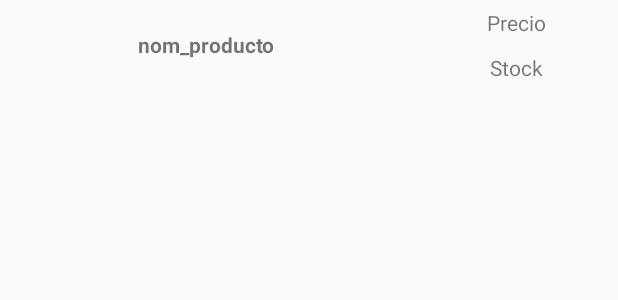
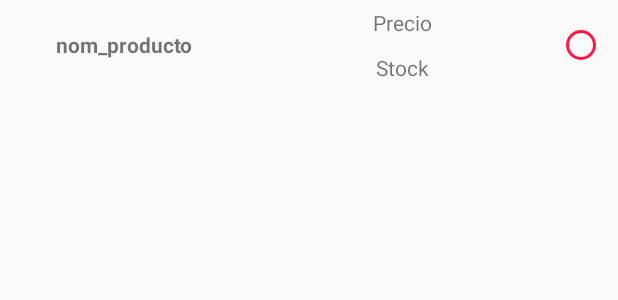
Before and after one commit to unknow1646/CompraApp, an Android app: the layout layout_productos_busqueda.xml on its own in the app's theme, with its tools: preview values and no code run, on a phone screen of 412 x 824 dp. Shown: the top 300 px of the screen. Run offline under Robolectric (Android 15) with nearby library versions, the phone set to English and light mode, and no system bars.

Commit message:
Selectable BusquedaDeProductos OK

```diff
--- a/app/src/main/java/com/example/compraapp/DataBaseHelper.java
+++ b/app/src/main/java/com/example/compraapp/DataBaseHelper.java
@@ -354,6 +354,4 @@ public class DataBaseHelper extends SQLiteOpenHelper {
         }
     }
 
-
-
 }
--- a/app/src/main/res/layout/activity_busqueda_de_productos.xml
+++ b/app/src/main/res/layout/activity_busqueda_de_productos.xml
@@ -24,8 +24,8 @@
         android:layout_marginLeft="8dp"
         android:layout_marginTop="16dp"
         android:ems="10"
+        android:hint="@string/ProductoABuscar"
         android:inputType="textPersonName"
-        android:text="@string/ProductoABuscar"
         app:layout_constraintEnd_toStartOf="@+id/btn_buscar"
         app:layout_constraintStart_toStartOf="parent"
         app:layout_constraintTop_toBottomOf="@+id/txt_BusquedaDeProductos" />
--- a/app/src/main/res/layout/layout_productos_busqueda.xml
+++ b/app/src/main/res/layout/layout_productos_busqueda.xml
@@ -1,44 +1,59 @@
 <?xml version="1.0" encoding="utf-8"?>
-<LinearLayout
-    xmlns:android="http://schemas.android.com/apk/res/android"
+<LinearLayout xmlns:android="http://schemas.android.com/apk/res/android"
     android:layout_width="match_parent"
-    android:layout_height="match_parent"
+    android:layout_height="60dp"
     android:orientation="horizontal"
-    android:weightSum="100"
-    >
+    android:weightSum="100">
 
     <TextView
         android:id="@+id/IL_productoNombre"
         android:layout_width="match_parent"
         android:layout_height="60dp"
-        android:layout_weight="33.3"
+        android:layout_weight="30"
         android:gravity="center"
         android:text="nom_producto"
         android:textAlignment="center"
-        android:textStyle="bold"
-        />
+        android:textStyle="bold" />
 
     <LinearLayout
-        android:orientation="vertical"
         android:layout_width="match_parent"
         android:layout_height="wrap_content"
-        android:layout_weight="66.6">
+        android:layout_weight="25"
+        android:orientation="vertical">
 
         <TextView
+            android:id="@+id/IL_productoPrecio"
             android:layout_width="match_parent"
             android:layout_height="30dp"
             android:gravity="center"
             android:text="Precio"
-            android:id="@+id/IL_productoPrecio"
-            android:textAlignment="center"
-            />
+            android:textAlignment="center" />
+
         <TextView
+            android:id="@+id/IL_precioStock"
             android:layout_width="match_parent"
             android:layout_height="30dp"
             android:gravity="center"
-            android:text="Stock"
-            android:id="@+id/IL_precioStock"
-            />
+            android:text="Stock" />
 
     </LinearLayout>
+
+    <LinearLayout
+        android:layout_width="match_parent"
+        android:layout_height="match_parent"
+        android:layout_weight="45"
+        android:orientation="horizontal">
+
+        <RadioButton
+            android:id="@+id/rb_item_selection"
+            android:layout_width="wrap_content"
+            android:layout_height="wrap_content"
+            android:layout_gravity="center_vertical"
+            android:focusable="false"
+            android:focusableInTouchMode="false"
+            android:checked="false"
+            android:enabled="false"
+            android:buttonTint="@color/colorPrimary"
+            />
+    </LinearLayout>
 </LinearLayout>
```
Also changed, not shown: app/src/main/java/com/example/compraapp/BusquedaDeProductos.java (+10 -0 lines), app/src/main/java/com/example/compraapp/ProductoListAdapter.java (+11 -2 lines).
